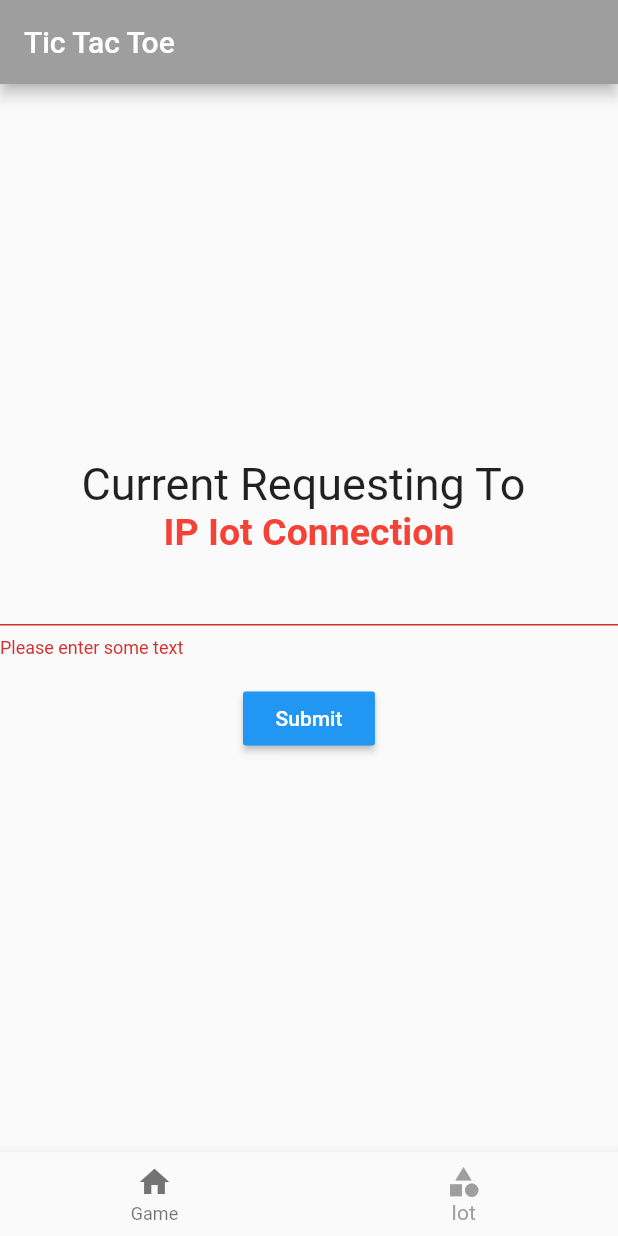
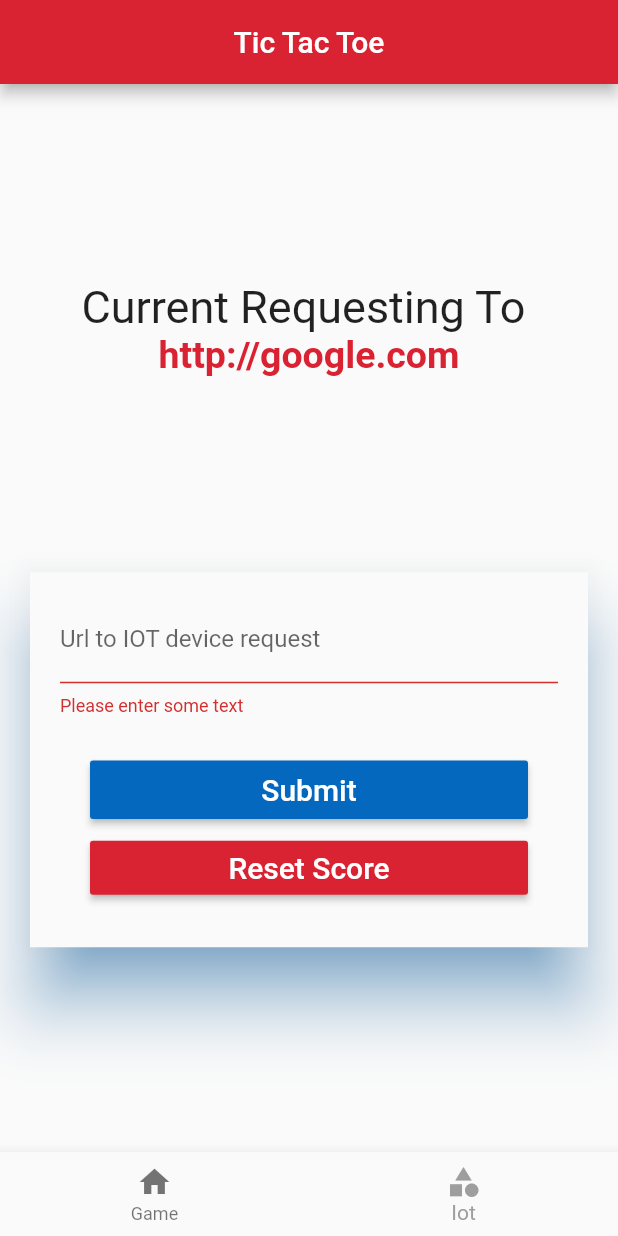
Before and after one commit to lucasvufma/iot-tic-tac-toe, a Flutter app: the screen it shows after launch, item 2 of the bottom bar chosen, after a tap on "Submit", on a phone screen of 412 x 824 dp. Run offline on Flutter 3.47's test engine with Material 2 defaults, Android fonts, the light colour scheme and no system bars.

Commit message:
Http Request post to IOT and some design changes

```diff
--- a/tic_tac_toe/lib/game.dart
+++ b/tic_tac_toe/lib/game.dart
@@ -1,7 +1,6 @@
 import 'package:flutter/material.dart';
-var iotConnection = "IP Iot Connection";
-
-
+import 'globalUrl.dart' as globals;
+import 'httpRequest.dart' as http;
 
 class Game extends StatefulWidget {
   @override
@@ -11,7 +10,6 @@ class Game extends StatefulWidget {
 }
 
 class _HomePageState extends State<Game> {
-
   List<List> _matrix;
 
   _HomePageState() {
@@ -30,9 +28,14 @@ class _HomePageState extends State<Game> {
 
   @override
   Widget build(BuildContext context) {
-
     return Scaffold(
         body: Center(
+      child: Container(
+        width: 300.0,
+        height: 380.0,
+        child: Material(
+          elevation: 20.0,
+          shadowColor: Colors.blue,
           child: Column(
             mainAxisAlignment: MainAxisAlignment.center,
             children: [
@@ -62,8 +65,9 @@ class _HomePageState extends State<Game> {
               ),
             ],
           ),
-      )
-    );
+        ),
+      ),
+    ));
   }
 
   String _lastChar = 'o';
@@ -77,17 +81,11 @@ class _HomePageState extends State<Game> {
       child: Container(
         width: 90.0,
         decoration: BoxDecoration(
-          shape: BoxShape.rectangle,
-          border: Border.all(
-            color: Colors.black
-          )
-        ),
+            shape: BoxShape.rectangle, border: Border.all(color: Colors.black)),
         child: Center(
           child: Text(
             _matrix[i][j],
-            style: TextStyle(
-              fontSize: 92.0
-            ),
+            style: TextStyle(fontSize: 92.0),
           ),
         ),
       ),
@@ -99,7 +97,6 @@ class _HomePageState extends State<Game> {
       if (_matrix[i][j] == ' ') {
         if (_lastChar == 'O')
           _matrix[i][j] = 'X';
-
         else
           _matrix[i][j] = 'O';
 
@@ -110,22 +107,19 @@ class _HomePageState extends State<Game> {
 
   _checkWinner(int x, int y) {
     var col = 0, row = 0, diag = 0, rdiag = 0;
-    var n = _matrix.length-1;
+    var n = _matrix.length - 1;
     var player = _matrix[x][y];
 
     for (int i = 0; i < _matrix.length; i++) {
-      if (_matrix[x][i] == player)
-        col++;
-      if (_matrix[i][y] == player)
-        row++;
-      if (_matrix[i][i] == player)
-        diag++;
-      if (_matrix[i][n-i] == player)
-        rdiag++;
+      if (_matrix[x][i] == player) col++;
+      if (_matrix[i][y] == player) row++;
+      if (_matrix[i][i] == player) diag++;
+      if (_matrix[i][n - i] == player) rdiag++;
     }
-    if (row == n+1 || col == n+1 || diag == n+1 || rdiag == n+1) {
-      print('$player won');
-      print(iotConnection);
+    if (row == n + 1 || col == n + 1 || diag == n + 1 || rdiag == n + 1) {
+      var winner = 'P$player';
+      http.postRequest(winner, globals.url);
+
       _initMatrix();
     }
   }
--- /dev/null
+++ b/tic_tac_toe/lib/globalUrl.dart
@@ -0,0 +1,4 @@
+library my_prj.globals;
+
+//Not a good pattern, i know, just using because is a small project.
+String url = "http://google.com";
--- a/tic_tac_toe/lib/httpRequest.dart
+++ b/tic_tac_toe/lib/httpRequest.dart
@@ -1 +1,24 @@
+import 'dart:async';
+import 'dart:convert';
+import 'dart:io';
 import 'package:http/http.dart' as http;
+import 'iotPage.dart';
+
+Future<http.Response> postRequest (data,url) async {
+
+  Map map = {
+    '$data': 'TRUE'
+  };
+  //encode Map to JSON
+  var body = json.encode(map);
+
+
+  var response = await http.post(url,
+      headers: {"Content-Type": "application/json"},
+      body: body
+  );
+  print('$map');
+  print("${response.statusCode}");
+  print("${response.body}");
+  return response;
+}
--- a/tic_tac_toe/lib/iotPage.dart
+++ b/tic_tac_toe/lib/iotPage.dart
@@ -1,9 +1,12 @@
 import 'package:flutter/material.dart';
 import 'package:tic_tac_toe/game.dart';
+import 'globalUrl.dart' as globals;
+import 'httpRequest.dart' as http;
 
-class IotPage extends StatelessWidget{
+class IotPage extends StatelessWidget {
   final _formKey = GlobalKey<FormState>();
   String _ipAdress;
+
   @override
   Widget build(BuildContext context) {
     // TODO: implement build
@@ -13,41 +16,100 @@ class IotPage extends StatelessWidget{
         mainAxisAlignment: MainAxisAlignment.center,
         crossAxisAlignment: CrossAxisAlignment.center,
         children: <Widget>[
-          Column(
+          Column(children: <Widget>[
+            Text(
+              'Current Requesting To ',
+              style: TextStyle(fontSize: 30.0),
+            ),
+            Text(globals.url,
+                style: TextStyle(
+                    fontSize: 25.0,
+                    color: Color.fromARGB(255, 217, 35, 50),
+                    fontWeight: FontWeight.bold))
+          ]),
+          Padding(
+            padding: const EdgeInsets.only(
+              left: 20,
+              top: 130,
+              right: 20,
+              bottom: 5,
+            ),
+            child: Container(
+              width: 500.0,
+              height: 250.0,
+              child: Material(
+                elevation: 20.0,
+                shadowColor: Colors.blue,
+                child: Column(
                   children: <Widget>[
-
-            Text('Current Requesting To ',style: TextStyle(fontSize: 30.0),),
-            Text(iotConnection,style: TextStyle(fontSize: 25.0,color: Colors.red, fontWeight: FontWeight.bold))
-            ]),
-          TextFormField(
+                    Padding(
+                      padding: const EdgeInsets.only(
+                        left: 20,
+                        top: 15,
+                        right: 20,
+                        bottom: 5,
+                      ),
+                      child: TextFormField(
+                        decoration: InputDecoration(
+                            labelText: 'Url to IOT device request'),
                         validator: (value) {
                           if (value.isEmpty) {
                             return 'Please enter some text';
                           }
                           return null;
                         },
-            onSaved: (value)=> _ipAdress=value,
+                        onSaved: (value) => _ipAdress = value,
+                      ),
                     ),
                     Padding(
-            padding: const EdgeInsets.symmetric(vertical: 16.0),
-            child: RaisedButton(
+                      padding: const EdgeInsets.only(
+                        left: 40,
+                        top: 20,
+                        right: 40,
+                        bottom: 2,
+                      ),
+                      child: MaterialButton(
                         padding: const EdgeInsets.all(8.0),
+                        minWidth: 300,
                         textColor: Colors.white,
-              color: Colors.blue,
+                        color: Color.fromARGB(255, 4, 104, 191),
                         onPressed: () {
                           // Validate will return true if the form is valid, or false if
                           // the form is invalid.
                           if (_formKey.currentState.validate()) {
                             // Process data.
                             _formKey.currentState.save();
-                  iotConnection=_ipAdress;
-                  print(iotConnection);
+                            globals.url = _ipAdress;
                           }
-
                         },
-              child: Text('Submit'),
+                        child: Text('Submit', style: TextStyle(fontSize: 20.0)),
                       ),
-
+                    ),
+                    Padding(
+                      padding: const EdgeInsets.only(
+                        left: 40,
+                        top: 2,
+                        right: 40,
+                        bottom: 2,
+                      ),
+                      child: MaterialButton(
+                        padding: const EdgeInsets.all(2.0),
+                        minWidth: 300,
+                        textColor: Colors.white,
+                        color: Color.fromARGB(255, 217, 35, 50),
+                        onPressed: () {
+                          // Validate will return true if the form is valid, or false if
+                          // the form is invalid.
+                          http.postRequest("RESET", globals.url);
+                        },
+                        child: Text('Reset Score',
+                            style: TextStyle(fontSize: 20.0)),
+                      ),
+                    ),
+                  ],
+                ),
+              ),
+            ),
           ),
         ],
       ),
--- a/tic_tac_toe/lib/main.dart
+++ b/tic_tac_toe/lib/main.dart
@@ -3,12 +3,14 @@ import './game.dart';
 import './iotPage.dart';
 
 void main() => runApp(new MyApp());
+
 class MyApp extends StatefulWidget {
   @override
   State<StatefulWidget> createState() {
     return MyAppState();
   }
 }
+
 class MyAppState extends State<MyApp> {
   int _selectedTab = 0;
   final _pageOptions = [
@@ -25,6 +27,8 @@ class MyAppState extends State<MyApp> {
           )),
       home: Scaffold(
         appBar: AppBar(
+          centerTitle: true,
+          backgroundColor: Color.fromARGB(255, 217, 35, 50),
           title: Text('Tic Tac Toe'),
         ),
         body: _pageOptions[_selectedTab],
@@ -44,9 +48,9 @@ class MyAppState extends State<MyApp> {
               icon: Icon(Icons.category),
               title: Text('Iot'),
             ),
-
           ],
         ),
       ),
     );
-}}
+  }
+}
```
Lines whose indentation alone changed are shown as unchanged.
